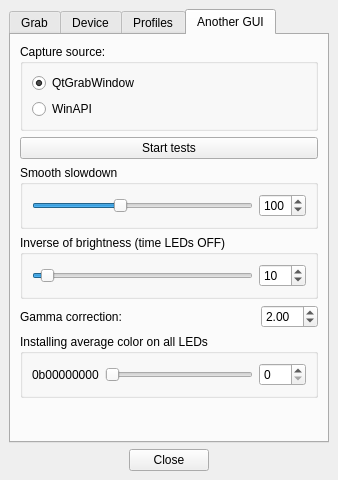
Old version of the form Software/src/mainwindow.ui in the repository Atarity/Lightpack.
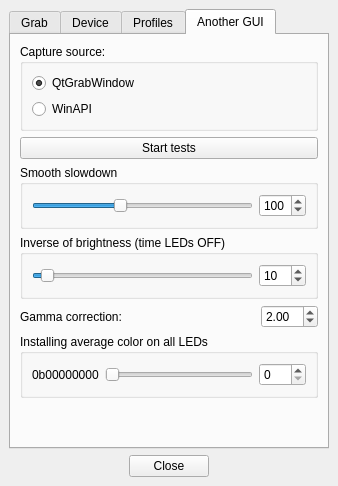
New version of the form. The open tabs and pages were chosen to show the change. Icons and pictures are not drawn.

```diff
--- a/Software/src/mainwindow.ui
+++ b/Software/src/mainwindow.ui
@@ -8,7 +8,7 @@
     <x>0</x>
     <y>0</y>
     <width>338</width>
-    <height>480</height>
+    <height>486</height>
    </rect>
   </property>
   <property name="windowTitle">
```
Left out of the diff: 2 changed lines with no effect on the pictures.
